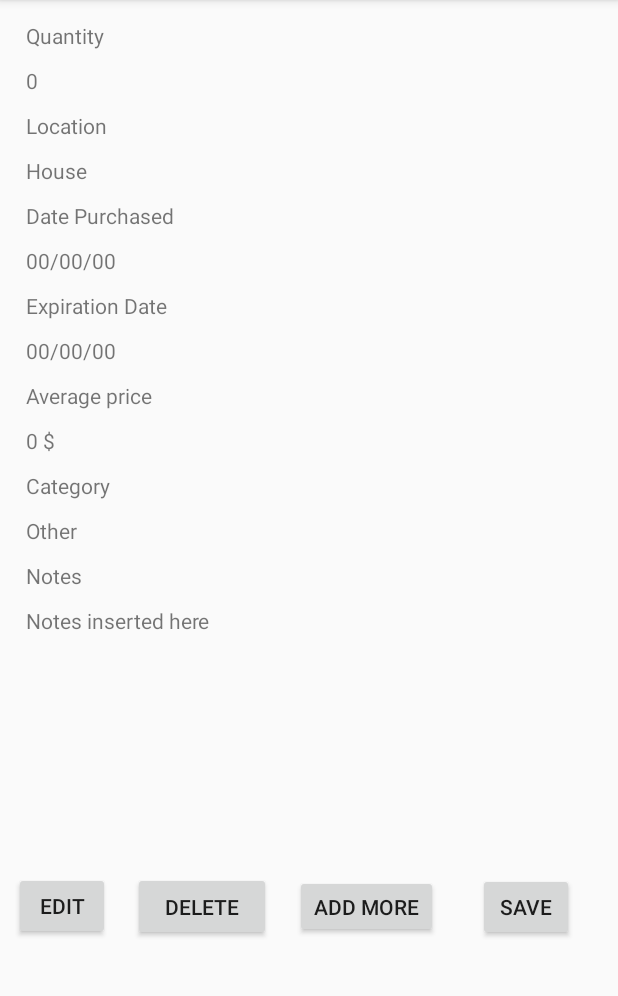
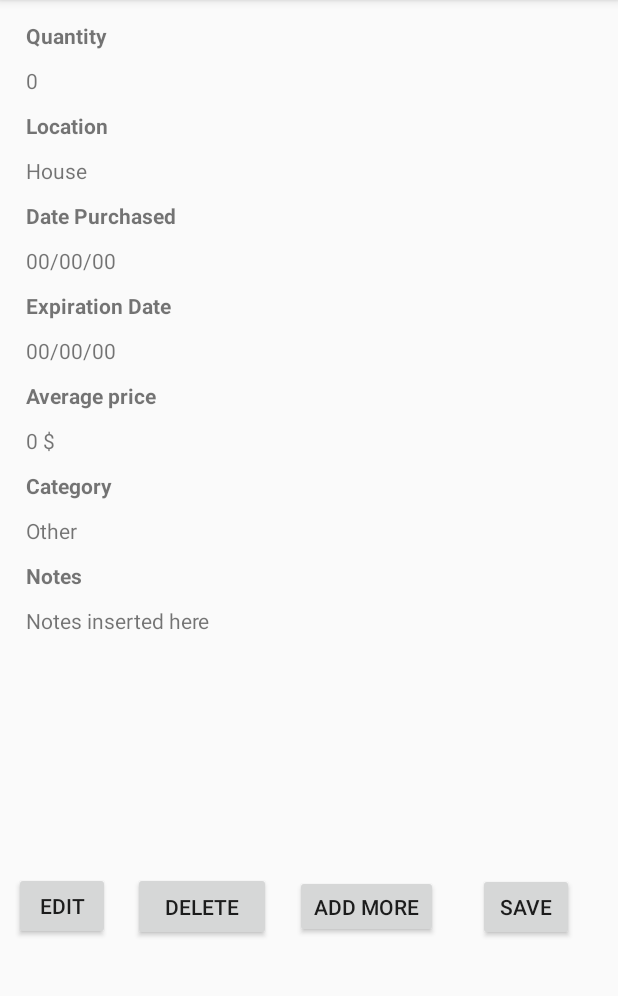
Before and after one commit to ikram-hamizi/GitHubTry, an Android app: the ItemDisplayDetails screen opened directly, with no data from a screen before it, on a phone screen of 412 x 824 dp, the part 84-1080 px from its top. Run offline under Robolectric (Android 15) with nearby library versions, the phone set to English and light mode, and no system bars; 2 statements that could not run were skipped.

```diff
--- a/app/src/main/java/com/example/usp05/githubtry/AddItemActivity.java
+++ b/app/src/main/java/com/example/usp05/githubtry/AddItemActivity.java
@@ -33,7 +33,7 @@ public class AddItemActivity extends AppCompatActivity
     //ACTION
     public void onSaveClick (View view)
     {
-        String item_name = ((EditText) findViewById(R.id.ET_name)).getText().toString();
+        String item_name = ((EditText) findViewById(R.id.ET_name)).getText().toString().toUpperCase();
         try {
             String item_location = ((EditText) findViewById(R.id.ET_location)).getText().toString();
             String item_category = ((EditText) findViewById(R.id.ET_category)).getText().toString();
--- a/app/src/main/java/com/example/usp05/githubtry/EditItemActivity.java
+++ b/app/src/main/java/com/example/usp05/githubtry/EditItemActivity.java
@@ -13,11 +13,13 @@ import static com.example.usp05.githubtry.R.layout.activity_edit_item;
 
 public class EditItemActivity extends AppCompatActivity
 {
+    private int itemID;
     DBItemsHelper db_helper = new DBItemsHelper(this);
     @Override
     protected void onCreate(Bundle savedInstanceState) {
         super.onCreate(savedInstanceState);
         setContentView(R.layout.activity_edit_item);
+        itemID = getIntent().getIntExtra("id", 0);
     }
 
     //ACTION
--- a/app/src/main/res/layout/activity_item_display_details.xml
+++ b/app/src/main/res/layout/activity_item_display_details.xml
@@ -22,6 +22,7 @@
         app:layout_constraintTop_toTopOf="parent">
 
         <TextView
+            android:textStyle="bold"
             android:id="@+id/Quantity_TV"
             android:layout_width="match_parent"
             android:layout_height="30dp"
@@ -34,6 +35,7 @@
             android:text="0" />
 
         <TextView
+            android:textStyle="bold"
             android:id="@+id/location_TV"
             android:layout_width="match_parent"
             android:layout_height="30dp"
@@ -46,6 +48,7 @@
             android:text="House" />
 
         <TextView
+            android:textStyle="bold"
             android:id="@+id/quantity_TV3"
             android:layout_width="match_parent"
             android:layout_height="30dp"
@@ -58,6 +61,7 @@
             android:text="00/00/00" />
 
         <TextView
+            android:textStyle="bold"
             android:id="@+id/quantity_TV2"
             android:layout_width="match_parent"
             android:layout_height="30dp"
@@ -73,6 +77,7 @@
             android:id="@+id/quantity_TV4"
             android:layout_width="match_parent"
             android:layout_height="30dp"
+            android:textStyle="bold"
             android:text="Average price" />
 
         <TextView
@@ -82,6 +87,7 @@
             android:text="0 $" />
 
         <TextView
+            android:textStyle="bold"
             android:id="@+id/quantity_TV5"
             android:layout_width="match_parent"
             android:layout_height="30dp"
@@ -94,6 +100,7 @@
             android:text="Other" />
 
         <TextView
+            android:textStyle="bold"
             android:id="@+id/quantity_TV6"
             android:layout_width="match_parent"
             android:layout_height="30dp"
--- a/app/src/main/res/layout/add_item.xml
+++ b/app/src/main/res/layout/add_item.xml
@@ -174,10 +174,10 @@
 
     <EditText
         android:id="@+id/ET_name"
-        android:layout_width="161dp"
-        android:layout_height="45dp"
+        android:layout_width="159dp"
+        android:layout_height="43dp"
         android:layout_marginEnd="36dp"
-        android:layout_marginStart="104dp"
+        android:layout_marginStart="97dp"
         android:layout_marginTop="3dp"
         android:ems="10"
         android:inputType="text"
```
Also changed, not shown: app/src/main/java/com/example/usp05/githubtry/DataModel/DBItemsHelper.java (+6 -4 lines), app/src/main/java/com/example/usp05/githubtry/ItemDisplayDetails.java (+8 -5 lines).
